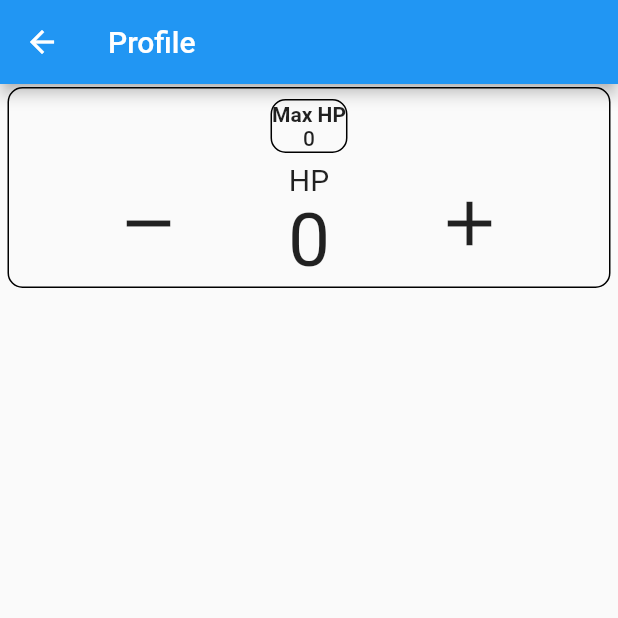
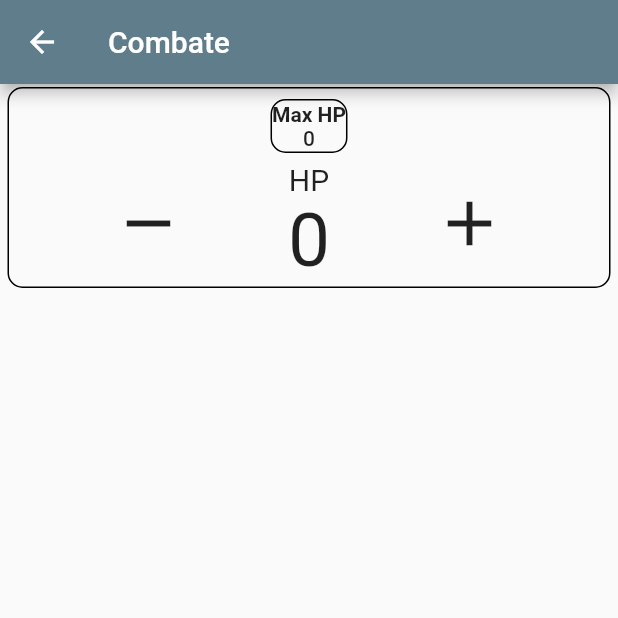
Before and after one commit to zenkairan/character_sheet, a Flutter app: the CombatManager screen opened by its route, on a phone screen of 412 x 824 dp, the top half of it. Run offline on Flutter 3.47's test engine with Material 2 defaults, Android fonts, the phone set to English and light mode, and no system bars; our stand-ins replace image_picker.

Commit message:
minor aestetic changes

```diff
--- a/lib/src/scenes/CharacterForm.dart
+++ b/lib/src/scenes/CharacterForm.dart
@@ -51,6 +51,7 @@ class CharacterFormState extends State<CharacterForm>{
     return Scaffold(
       appBar: AppBar(
         title: Text('Profile'),
+        backgroundColor: Colors.blueGrey,
       ),
       body: characterForm(context),
     );
--- a/lib/src/scenes/CombatManager.dart
+++ b/lib/src/scenes/CombatManager.dart
@@ -3,8 +3,6 @@ import 'package:path_provider/path_provider.dart';
 import 'dart:io';
 import 'dart:async';
 import 'dart:convert';
-
-import 'package:character_sheet/src/singletons/SheetSingleton.dart';
 
 class CombatManager extends StatefulWidget{
   @override
@@ -52,7 +50,8 @@ class CombatManagerState extends State<CombatManager>{
 
     return Scaffold(
       appBar: AppBar(
-        title: Text('Profile'),
+        title: Text('Combate'),
+        backgroundColor: Colors.blueGrey,
       ),
       body: FutureBuilder(
         future: readLife(),
--- a/lib/src/scenes/SkillsForm.dart
+++ b/lib/src/scenes/SkillsForm.dart
@@ -59,6 +59,7 @@ class SkillsFormState extends State<SkillsForm>{
       return Scaffold(
         appBar: AppBar(
           title: Text('Skills'),
+          backgroundColor: Colors.blueGrey,
         ),
         body: skillForm(context),
       );
--- a/lib/src/scenes/profile.dart
+++ b/lib/src/scenes/profile.dart
@@ -67,6 +67,7 @@ class ProfileState extends State<Profile>{
     return Scaffold(
       appBar: AppBar(
         title: Text('Profile'),
+        backgroundColor: Colors.blueGrey,
       ),
       body: _attributesForm(context),
     );
--- a/lib/src/scenes/sheet.dart
+++ b/lib/src/scenes/sheet.dart
@@ -74,6 +74,7 @@ class SheetState extends State<Sheet> with RouteAware{
       key: _sheetKey,
       appBar: AppBar(
         title: Text('Ficha'),
+        backgroundColor: Colors.blueGrey,
       ),
       body: FutureBuilder(
         future: readData(),
--- a/lib/src/widgets/CharacterBox.dart
+++ b/lib/src/widgets/CharacterBox.dart
@@ -89,6 +89,8 @@ class CharacterBoxState extends State<CharacterBox>{
             children: <Widget>[
               Expanded(
                 child: Column(
+                  mainAxisAlignment: MainAxisAlignment.start,
+                  crossAxisAlignment: CrossAxisAlignment.start,
                   children: <Widget>[
                     Text(character.name,
                       textAlign: TextAlign.center,
--- a/lib/src/widgets/MainDrawer.dart
+++ b/lib/src/widgets/MainDrawer.dart
@@ -1,5 +1,4 @@
 import 'package:flutter/material.dart';
-import 'package:character_sheet/src/scenes/CharacterForm.dart';
 
 class MainDrower extends StatefulWidget{
 
```
Lines whose indentation alone changed are shown as unchanged.
